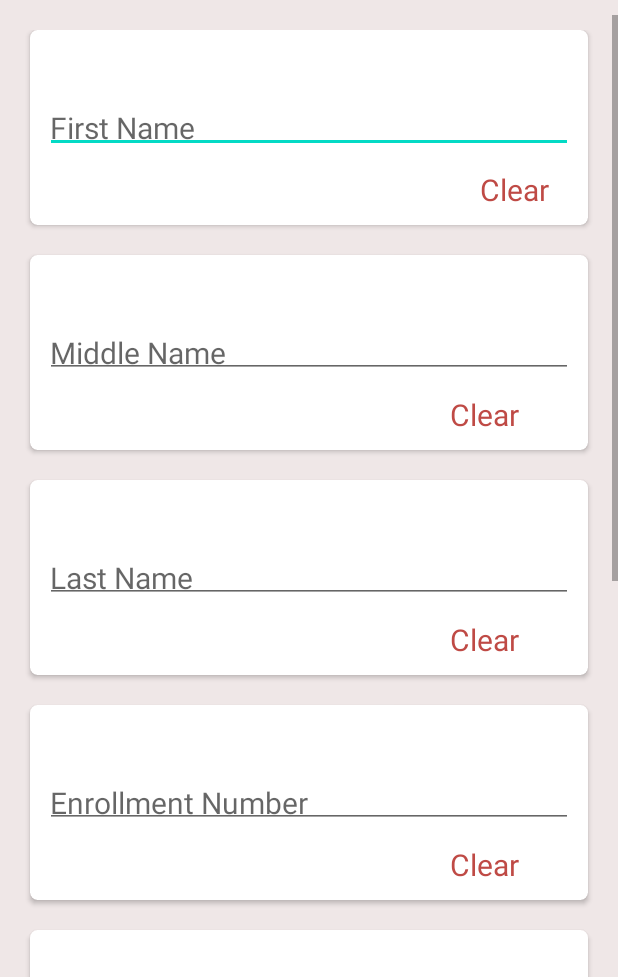
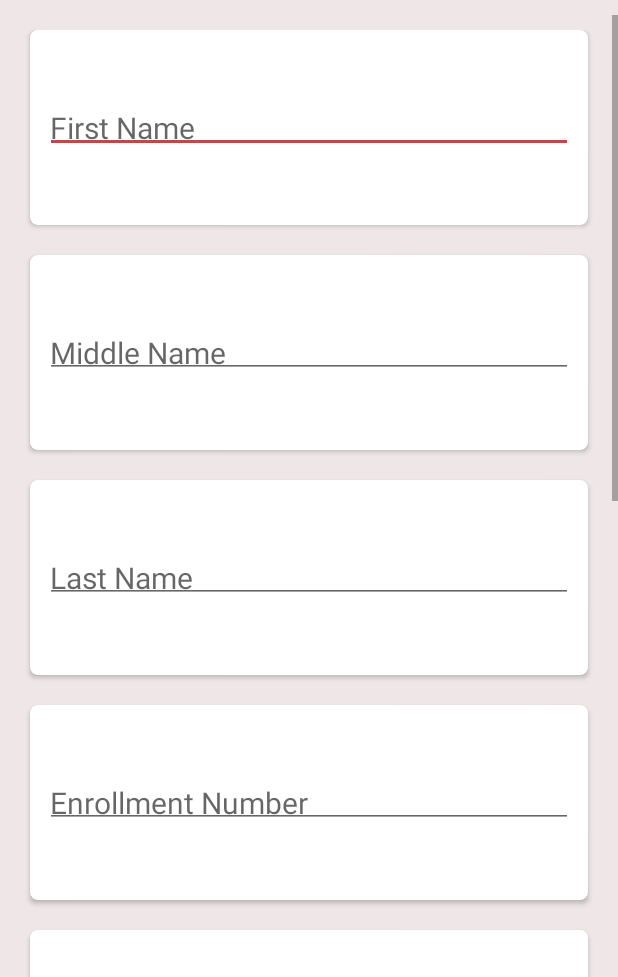
Before and after one commit to mayur2662004/GPMZR, an Android app: the layout activity_bonafite_certificate_form.xml on its own in the app's theme, with its tools: preview values and no code run, on a phone screen of 412 x 824 dp, the part 259-1236 px from its top. Run offline under Robolectric (Android 15) with nearby library versions, the phone set to English and light mode, and no system bars.

Commit message:
krisha gb

```diff
--- a/app/src/main/java/com/example/gpmpro/BonafiteCertificateForm.java
+++ b/app/src/main/java/com/example/gpmpro/BonafiteCertificateForm.java
@@ -10,5 +10,6 @@ public class BonafiteCertificateForm extends AppCompatActivity {
     protected void onCreate(Bundle savedInstanceState) {
         super.onCreate(savedInstanceState);
         setContentView(R.layout.activity_bonafite_certificate_form);
+        getSupportActionBar().hide();
     }
 }
--- a/app/src/main/java/com/example/gpmpro/LeavingCertificateForm.java
+++ b/app/src/main/java/com/example/gpmpro/LeavingCertificateForm.java
@@ -10,5 +10,6 @@ public class LeavingCertificateForm extends AppCompatActivity {
     protected void onCreate(Bundle savedInstanceState) {
         super.onCreate(savedInstanceState);
         setContentView(R.layout.activity_leaving_certificate_form);
+
     }
 }
--- a/app/src/main/java/com/example/gpmpro/Scan_activity.java
+++ b/app/src/main/java/com/example/gpmpro/Scan_activity.java
@@ -36,7 +36,8 @@ public class Scan_activity extends AppCompatActivity {
        bonafide.setOnClickListener(new View.OnClickListener() {
            @Override
            public void onClick(View view) {
-               ScanCode();
+//               ScanCode();
+               startActivity(new Intent(getApplicationContext(),BonafiteCertificateForm.class));
            }
        });
 
--- a/app/src/main/res/layout/activity_bonafite_certificate_form.xml
+++ b/app/src/main/res/layout/activity_bonafite_certificate_form.xml
@@ -86,19 +86,6 @@
                     android:padding="3dp"
                     android:textSize="20dp"
                     android:layout_marginHorizontal="10dp"/>
-
-                <TextView
-                    android:id="@+id/tv_name_clear"
-                    android:layout_width="wrap_content"
-                    android:layout_height="wrap_content"
-                    android:layout_gravity="bottom"
-                    android:layout_marginLeft="300dp"
-                    android:text="Clear"
-                    android:layout_marginBottom="10dp"
-
-                    android:textColor="#BF4A45"
-                    android:textSize="20dp" />
-
             </androidx.cardview.widget.CardView>
             <androidx.cardview.widget.CardView
                 android:layout_width="match_parent"
@@ -117,16 +104,7 @@
                     android:padding="3dp"
                     android:textSize="20dp"
                     android:layout_marginHorizontal="10dp"/>
-                <TextView
-                    android:layout_width="wrap_content"
-                    android:layout_height="wrap_content"
-                    android:id="@+id/tv_middle_clear"
-                    android:text="Clear"
-                    android:textSize="20dp"
-                    android:textColor="#BF4A45"
-                    android:layout_marginBottom="10dp"
-                    android:layout_gravity="bottom"
-                    android:layout_marginLeft="280dp"/>
+
 
             </androidx.cardview.widget.CardView>
             <androidx.cardview.widget.CardView
@@ -146,16 +124,7 @@
                     android:padding="3dp"
                     android:textSize="20dp"
                     android:layout_marginHorizontal="10dp"/>
-                <TextView
-                    android:layout_width="wrap_content"
-                    android:layout_height="wrap_content"
-                    android:id="@+id/tv_last_clear"
-                    android:text="Clear"
-                    android:textSize="20dp"
-                    android:textColor="#BF4A45"
-                    android:layout_marginBottom="10dp"
-                    android:layout_gravity="bottom"
-                    android:layout_marginLeft="280dp"/>
+
 
             </androidx.cardview.widget.CardView>
             <androidx.cardview.widget.CardView
@@ -176,16 +145,7 @@
                     android:textSize="20dp"
                     android:layout_marginHorizontal="10dp"
                     android:inputType="number"/>
-                <TextView
-                    android:layout_width="wrap_content"
-                    android:layout_height="wrap_content"
-                    android:id="@+id/tv_enroll_num"
-                    android:text="Clear"
-                    android:textSize="20dp"
-                    android:textColor="#BF4A45"
-                    android:layout_marginBottom="10dp"
-                    android:layout_gravity="bottom"
-                    android:layout_marginLeft="280dp"/>
+
 
             </androidx.cardview.widget.CardView>
             <androidx.cardview.widget.CardView
@@ -231,16 +191,44 @@
                         android:text="CE"
                         android:layout_marginRight="10dp"/>
                 </RadioGroup>
-                <TextView
-                    android:layout_width="wrap_content"
+
+
+            </androidx.cardview.widget.CardView>
+            <androidx.cardview.widget.CardView
+                android:layout_width="match_parent"
+                android:layout_height="130dp"
+                android:id="@+id/cd_year"
+                android:backgroundTint="@color/white"
+                android:layout_marginHorizontal="20dp"
+                app:cardCornerRadius="5dp"
+                android:layout_marginTop="20dp"
+                android:layout_marginBottom="50dp">
+                <RadioGroup xmlns:android="http://schemas.android.com/apk/res/android"
+                    android:layout_width="match_parent"
                     android:layout_height="wrap_content"
-                    android:id="@+id/tv_Branch"
-                    android:text="Clear"
-                    android:textSize="20dp"
-                    android:textColor="#BF4A45"
-                    android:layout_marginBottom="10dp"
-                    android:layout_gravity="bottom"
-                    android:layout_marginLeft="280dp"/>
+                    android:orientation="horizontal"
+                    android:layout_gravity="center"
+                    android:layout_margin="5dp"
+                    android:gravity="center_horizontal">
+                    <RadioButton android:id="@+id/radio_1st"
+                        android:layout_width="wrap_content"
+                        android:layout_height="wrap_content"
+                        android:text="1st year"
+                        android:layout_marginRight="15dp"/>
+                    <RadioButton android:id="@+id/radio_2nd"
+                        android:layout_width="wrap_content"
+                        android:layout_height="wrap_content"
+                        android:text="2nd year"
+                        android:layout_marginRight="15dp"
+                        />
+                    <RadioButton android:id="@+id/radio_3rd"
+                        android:layout_width="wrap_content"
+                        android:layout_height="wrap_content"
+                        android:text="3rd year"
+                        android:layout_marginRight="15dp"/>
+
+                </RadioGroup>
+
 
             </androidx.cardview.widget.CardView>
             <androidx.cardview.widget.CardView
@@ -249,8 +237,7 @@
                 android:id="@+id/cd_sub"
                 android:backgroundTint="@color/white"
                 android:layout_marginHorizontal="20dp"
-                app:cardCornerRadius="5dp"
-                android:layout_marginTop="20dp">
+                app:cardCornerRadius="5dp">
                 <EditText
                     android:layout_width="match_parent"
                     android:layout_height="wrap_content"
@@ -261,16 +248,7 @@
                     android:textSize="20dp"
                     android:layout_marginHorizontal="10dp"
                     android:inputType="number"/>
-                <TextView
-                    android:layout_width="wrap_content"
-                    android:layout_height="wrap_content"
-                    android:id="@+id/tv_sub"
-                    android:text="Clear"
-                    android:textSize="20dp"
-                    android:textColor="#BF4A45"
-                    android:layout_marginBottom="10dp"
-                    android:layout_gravity="bottom"
-                    android:layout_marginLeft="280dp"/>
+
 
             </androidx.cardview.widget.CardView>
             <androidx.cardview.widget.CardView
@@ -308,6 +286,7 @@
 
 
 
+
         </LinearLayout>
     </ScrollView>
 
--- a/app/src/main/res/values/colors.xml
+++ b/app/src/main/res/values/colors.xml
@@ -1,9 +1,9 @@
 <?xml version="1.0" encoding="utf-8"?>
 <resources>
-    <color name="purple_200">#FFBB86FC</color>
-    <color name="purple_500">#FF6200EE</color>
-    <color name="purple_700">#FF3700B3</color>
-    <color name="teal_200">#FF03DAC5</color>
+    <color name="purple_200">#BF4A45</color>
+    <color name="purple_500">#BF4A45</color>
+    <color name="purple_700">#BF4A45</color>
+    <color name="teal_200">#BF4A45</color>
     <color name="teal_700">#FF018786</color>
     <color name="black">#FF000000</color>
     <color name="white">#FFFFFFFF</color>
```
